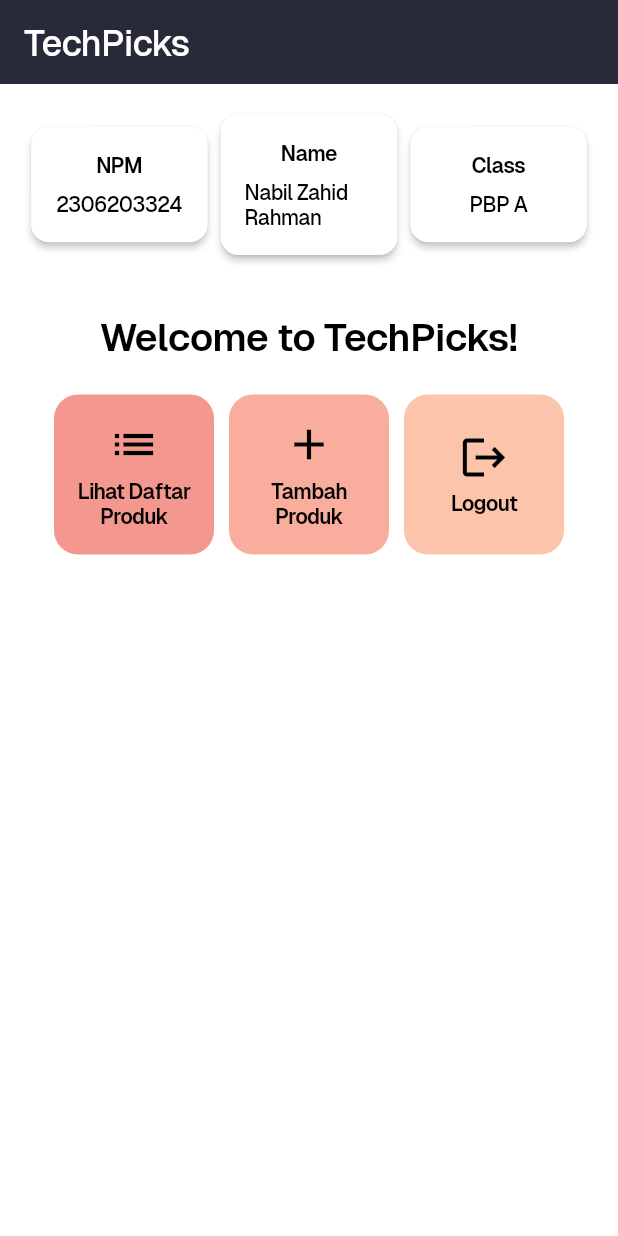
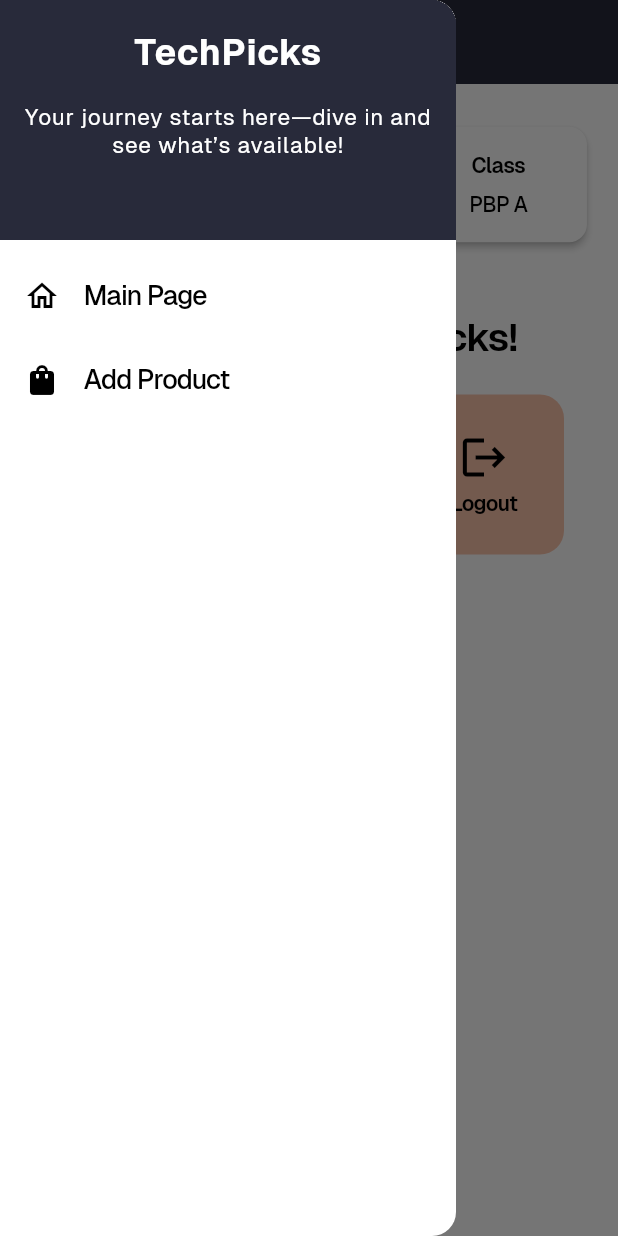
Before and after one commit to Chromss/techpicks, a Flutter app: the screen it shows after launch, with the side drawer open (before the commit the screen has no drawer), on a phone screen of 412 x 824 dp. Run offline on Flutter 3.47's test engine with Material 3 defaults, Android fonts, the phone set to English and light mode, and no system bars; our stand-ins replace device_preview.

Commit message:
Tugas 8 Checkpoint

```diff
--- a/lib/main.dart
+++ b/lib/main.dart
@@ -1,5 +1,5 @@
 import 'package:flutter/material.dart';
-import 'package:techpicks/menu.dart';
+import 'package:techpicks/screens/menu.dart';
 import 'package:device_preview/device_preview.dart';
 
 void main() {
@@ -16,6 +16,7 @@ class MyApp extends StatelessWidget {
   @override
   Widget build(BuildContext context) {
     return MaterialApp(
+      debugShowCheckedModeBanner: false,
       title: 'TechPicks',
       theme: ThemeData(
         colorScheme: ColorScheme.fromSwatch(
--- a/lib/menu.dart
+++ b/lib/screens/menu.dart
@@ -1,4 +1,6 @@
 import 'package:flutter/material.dart';
+import 'package:techpicks/widgets/product_card.dart';
+import 'package:techpicks/widgets/left_panel.dart';
 
 class MyHomePage extends StatelessWidget {
   MyHomePage({super.key});
@@ -6,8 +8,8 @@ class MyHomePage extends StatelessWidget {
   final String name = 'Nabil Zahid Rahman';
   final String className = 'PBP A';
   final List<ItemHomepage> items = [
-    ItemHomepage("Lihat Daftar Produk", Icons.list, const Color.fromRGBO(244,151,142,1)),
-    ItemHomepage("Tambah Produk", Icons.add, const Color.fromRGBO(248,173,157,1)),
+    ItemHomepage("Product List", Icons.format_list_bulleted, const Color.fromRGBO(244,151,142,1)),
+    ItemHomepage("Add Product", Icons.shopping_bag, const Color.fromRGBO(248,173,157,1)),
     ItemHomepage("Logout", Icons.logout, const Color.fromRGBO(251,196,171,1)),
   ];
 
@@ -26,7 +28,9 @@ class MyHomePage extends StatelessWidget {
           ),
         ),
         backgroundColor: Color.fromRGBO(40,42,58,1),
+        iconTheme: const IconThemeData(color: Colors.white),
       ),
+      drawer: const LeftDrawer(),
       body: Padding(
         padding: const EdgeInsets.all(16.0),
         child: Column(
@@ -80,67 +84,6 @@ class MyHomePage extends StatelessWidget {
   }
 }
 
-class ItemCard extends StatelessWidget {
-  final ItemHomepage item;
-  const ItemCard(this.item, {super.key});
-
-  @override
-  Widget build(BuildContext context) {
-    return Material(
-      color: item.bgcolor,
-      borderRadius: BorderRadius.circular(16),
-
-      child: InkWell(
-        onTap: () {
-          ScaffoldMessenger.of(context)
-            ..hideCurrentSnackBar()
-            ..showSnackBar(
-              SnackBar(
-                content: Text(
-                  "You have successfully clicked ${item.name}!",
-                  style: const TextStyle(
-                    fontFamily: 'Geist',
-                    fontWeight: FontWeight.w500,
-                    color: Colors.white,
-                    letterSpacing: -0.5,
-                  ),
-                ),
-                backgroundColor: Color.fromRGBO(40,42,58,1),
-              ),
-            );
-        },
-
-        child: Container(
-          padding: const EdgeInsets.all(8),
-          child: Center(
-            child: Column(
-              mainAxisAlignment: MainAxisAlignment.center,
-              children: [
-                Icon(
-                  item.icon,
-                  color: Colors.black,
-                  size: 34.0,
-                ),
-                const Padding(padding: EdgeInsets.all(3)),
-                Text(
-                  item.name,
-                  textAlign: TextAlign.center,
-                  style: const TextStyle(
-                    fontFamily: 'Geist',
-                    fontWeight: FontWeight.w600,
-                    letterSpacing: -0.5,
-                    height: 1.2,
-                    color: Colors.black),
-                ),
-              ],
-            ),
-          ),
-        ),
-      ),
-    );
-  }
-}
-
 class InfoCard extends StatelessWidget {
   final String title;
   final String content;
@@ -179,11 +122,3 @@ class InfoCard extends StatelessWidget {
     );
   }
 }
-
-class ItemHomepage {
-  final String name;
-  final IconData icon;
-  final Color bgcolor;
-
-  ItemHomepage(this.name, this.icon, this.bgcolor);
-}
--- /dev/null
+++ b/lib/widgets/left_panel.dart
@@ -0,0 +1,90 @@
+import 'package:flutter/material.dart';
+import 'package:techpicks/screens/menu.dart';
+import 'package:techpicks/screens/product_form.dart';
+
+class LeftDrawer extends StatelessWidget {
+  const LeftDrawer({super.key});
+
+  @override
+  Widget build(BuildContext context) {
+    return Drawer(
+      child: ListView(
+        children: [
+          DrawerHeader(
+            decoration: BoxDecoration(
+              color: Color.fromRGBO(40,42,58,1),
+            ),
+            child: const Column(
+              children: [
+                Text(
+                  'TechPicks',
+                  textAlign: TextAlign.center,
+                  style: TextStyle(
+                    fontFamily: 'Geist',
+                    fontSize: 24,
+                    fontWeight: FontWeight.bold,
+                    color: Colors.white,
+                  ),
+                ),
+                Padding(padding: EdgeInsets.all(8)),
+                Text(
+                  "Your journey starts here—dive in and see what’s available!",
+                  textAlign: TextAlign.center,
+                  style: TextStyle(
+                    fontFamily: 'Geist',
+                    fontSize: 15,
+                    height: 1.3,
+                    color:Colors.white,
+                    fontWeight: FontWeight.normal,
+                  )
+                ),
+              ],
+            ),
+          ),
+          ListTile(
+            leading: const Icon(Icons.home_outlined),
+            title: const Text(
+              'Main Page',
+              style: TextStyle(
+                fontFamily: 'Geist',
+                fontWeight: FontWeight.w500,
+                fontSize: 18,
+                color: Colors.black,
+                letterSpacing: -0.75,
+              ),
+            ),
+            onTap: () {
+              Navigator.pushReplacement(
+                context,
+                MaterialPageRoute(
+                  builder: (context) => MyHomePage(),
+                ),
+              );
+            },
+          ),
+          ListTile(
+            leading: const Icon(Icons.shopping_bag),
+            title: const Text(
+              'Add Product',
+              style: TextStyle(
+                fontFamily: 'Geist',
+                fontWeight: FontWeight.w500,
+                fontSize: 18,
+                color: Colors.black,
+                letterSpacing: -0.75,
+              ),
+            ),
+            onTap: () {
+              Navigator.push(
+                context,
+                MaterialPageRoute(
+                  builder: (context) => const ProductFormPage(),
+                ),
+              );
+            },
+          ),
+        ],
+      ),
+    );
+  }
+}
--- /dev/null
+++ b/lib/widgets/product_card.dart
@@ -0,0 +1,78 @@
+import 'package:techpicks/screens/product_form.dart';
+import 'package:flutter/material.dart';
+
+class ItemHomepage {
+  final String name;
+  final IconData icon;
+  final Color bgcolor;
+
+  ItemHomepage(this.name, this.icon, this.bgcolor);
+}
+
+class ItemCard extends StatelessWidget {
+  final ItemHomepage item;
+  const ItemCard(this.item, {super.key});
+
+  @override
+  Widget build(BuildContext context) {
+    return Material(
+      color: item.bgcolor,
+      borderRadius: BorderRadius.circular(16),
+
+      child: InkWell(
+        onTap: () {
+          ScaffoldMessenger.of(context)
+            ..hideCurrentSnackBar()
+            ..showSnackBar(
+              SnackBar(
+                content: Text(
+                  "You have successfully clicked ${item.name}!",
+                  style: const TextStyle(
+                    fontFamily: 'Geist',
+                    fontWeight: FontWeight.w500,
+                    color: Colors.white,
+                  ),
+                ),
+                backgroundColor: Color.fromRGBO(40,42,58,1),
+              ),
+            );
+          if (item.name == "Add Product") {
+            Navigator.push(
+              context,
+              MaterialPageRoute(
+                builder: (context) => const ProductFormPage(),
+              ),
+            );
+          }
+        },
+
+        child: Container(
+          padding: const EdgeInsets.all(8),
+          child: Center(
+            child: Column(
+              mainAxisAlignment: MainAxisAlignment.center,
+              children: [
+                Icon(
+                  item.icon,
+                  color: Colors.black,
+                  size: 34.0,
+                ),
+                const Padding(padding: EdgeInsets.all(3)),
+                Text(
+                  item.name,
+                  textAlign: TextAlign.center,
+                  style: const TextStyle(
+                    fontFamily: 'Geist',
+                    fontWeight: FontWeight.w600,
+                    letterSpacing: -0.5,
+                    height: 1.2,
+                    color: Colors.black),
+                ),
+              ],
+            ),
+          ),
+        ),
+      ),
+    );
+  }
+}
```
Also changed, not shown: lib/screens/product_form.dart (added, +252 -0 lines), 1 other file.
